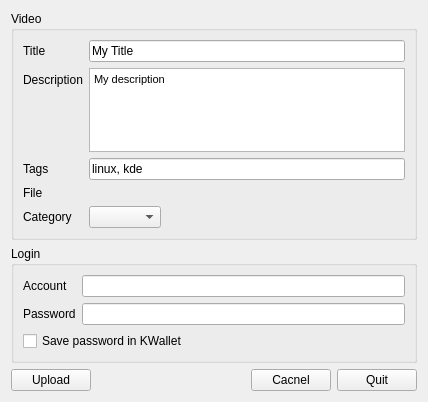
Qt form src/plugins/upload/youtube/ui/youtube.ui (hippich/recorditnow) before a commit.
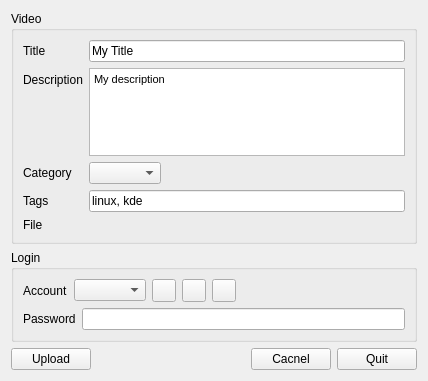
The same form after that commit. Custom widgets are drawn as their Qt base class.

The edit to the form file:
```diff
--- a/src/plugins/upload/youtube/ui/youtube.ui
+++ b/src/plugins/upload/youtube/ui/youtube.ui
@@ -7,7 +7,7 @@
     <x>0</x>
     <y>0</y>
     <width>428</width>
-    <height>402</height>
+    <height>381</height>
    </rect>
   </property>
   <property name="windowTitle">
@@ -51,6 +51,12 @@
         </item>
         <item row="2" column="1">
          <widget class="KTextEdit" name="descriptionEdit">
+          <property name="sizePolicy">
+           <sizepolicy hsizetype="Expanding" vsizetype="Preferred">
+            <horstretch>0</horstretch>
+            <verstretch>0</verstretch>
+           </sizepolicy>
+          </property>
           <property name="html">
            <string>&lt;!DOCTYPE HTML PUBLIC &quot;-//W3C//DTD HTML 4.0//EN&quot; &quot;http://www.w3.org/TR/REC-html40/strict.dtd&quot;&gt;
 &lt;html&gt;&lt;head&gt;&lt;meta name=&quot;qrichtext&quot; content=&quot;1&quot; /&gt;&lt;style type=&quot;text/css&quot;&gt;
@@ -65,6 +71,9 @@
           <property name="text">
            <string>Tags</string>
           </property>
+          <property name="wordWrap">
+           <bool>true</bool>
+          </property>
          </widget>
         </item>
         <item row="4" column="1">
@@ -77,30 +86,30 @@
           </property>
          </widget>
         </item>
-        <item row="6" column="0">
+        <item row="7" column="0">
+         <widget class="QLabel" name="label_7">
+          <property name="text">
+           <string>File</string>
+          </property>
+         </widget>
+        </item>
+        <item row="7" column="1">
+         <widget class="KUrlRequester" name="fileRequester">
+          <property name="clickMessage">
+           <string notr="true"/>
+          </property>
+         </widget>
+        </item>
+        <item row="3" column="0">
          <widget class="QLabel" name="label_4">
           <property name="text">
            <string>Category</string>
           </property>
          </widget>
         </item>
-        <item row="6" column="1">
+        <item row="3" column="1">
          <widget class="KComboBox" name="categoryCombo"/>
         </item>
-        <item row="5" column="1">
-         <widget class="KUrlRequester" name="fileRequester">
-          <property name="clickMessage">
-           <string notr="true"/>
-          </property>
-         </widget>
-        </item>
-        <item row="5" column="0">
-         <widget class="QLabel" name="label_7">
-          <property name="text">
-           <string>File</string>
-          </property>
-         </widget>
-        </item>
        </layout>
       </widget>
      </item>
@@ -113,16 +122,61 @@
         <property name="fieldGrowthPolicy">
          <enum>QFormLayout::ExpandingFieldsGrow</enum>
         </property>
-        <item row="0" column="0">
-         <widget class="QLabel" name="label_5">
+        <item row="0" column="0" colspan="2">
+         <layout class="QHBoxLayout" name="horizontalLayout_2">
+          <item>
+           <widget class="QLabel" name="label_8">
+            <property name="text">
+             <string>Account</string>
+            </property>
+           </widget>
+          </item>
+          <item>
+           <widget class="KComboBox" name="accountsCombo"/>
+          </item>
+          <item>
+           <widget class="QToolButton" name="addAccountButton">
+            <property name="text">
+             <string/>
+            </property>
+           </widget>
+          </item>
+          <item>
+           <widget class="QToolButton" name="editAccountButton">
+            <property name="text">
+             <string/>
+            </property>
+           </widget>
+          </item>
+          <item>
+           <widget class="QToolButton" name="removeAccountButton">
+            <property name="text">
+             <string/>
+            </property>
+           </widget>
+          </item>
+          <item>
+           <spacer name="horizontalSpacer_2">
+            <property name="orientation">
+             <enum>Qt::Horizontal</enum>
+            </property>
+            <property name="sizeHint" stdset="0">
+             <size>
+              <width>40</width>
+              <height>20</height>
+             </size>
+            </property>
+           </spacer>
+          </item>
+         </layout>
+        </item>
+        <item row="1" column="0">
+         <widget class="QLabel" name="label_6">
           <property name="text">
-           <string>Account</string>
+           <string>Password</string>
           </property>
          </widget>
         </item>
-        <item row="0" column="1">
-         <widget class="KLineEdit" name="loginEdit"/>
-        </item>
         <item row="1" column="1">
          <widget class="KLineEdit" name="passwordEdit">
           <property name="echoMode">
@@ -130,20 +184,6 @@
           </property>
          </widget>
         </item>
-        <item row="2" column="0" colspan="2">
-         <widget class="QCheckBox" name="savePasswordCheck">
-          <property name="text">
-           <string>Save password in KWallet</string>
-          </property>
-         </widget>
-        </item>
-        <item row="1" column="0">
-         <widget class="QLabel" name="label_6">
-          <property name="text">
-           <string>Password</string>
-          </property>
-         </widget>
-        </item>
        </layout>
       </widget>
      </item>
```
Left out of the diff: 3 changed lines with no effect on the pictures.
